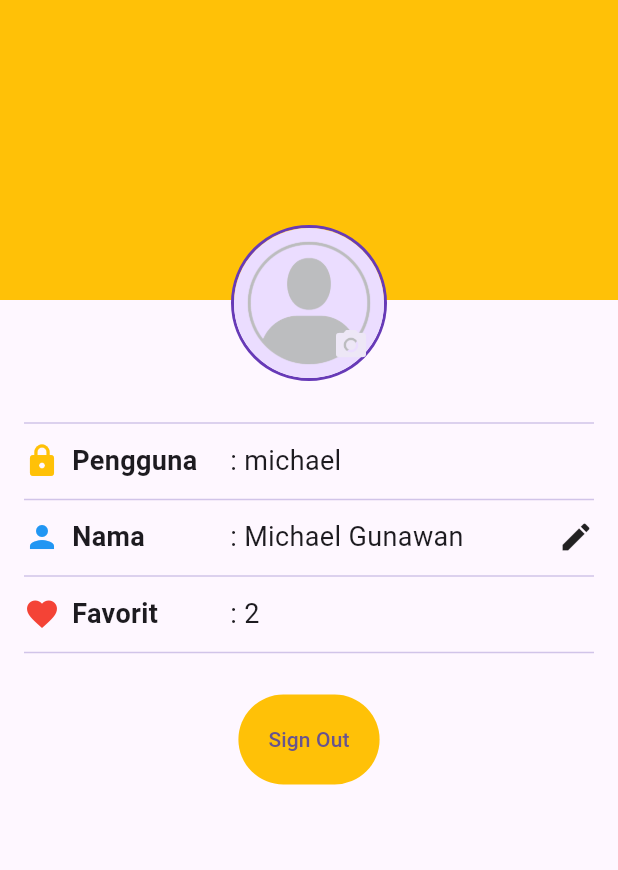
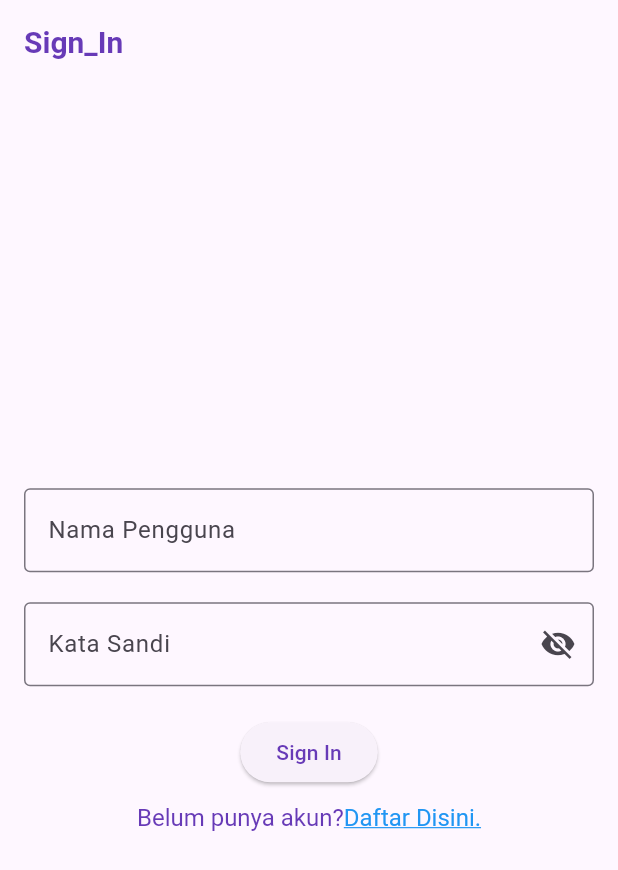
Before and after one commit to Mobile-Programming-MDP/materi-latihan-flutter-michaelg62, a Flutter app: the screen it shows after launch, on a phone screen of 412 x 824 dp. Shown: the top 870 px of the screen. Run offline on Flutter 3.47's test engine with Material 2 defaults, Android fonts, the light colour scheme and no system bars.

Commit message:
Sign In Screen

```diff
--- a/wisata_candi/lib/main.dart
+++ b/wisata_candi/lib/main.dart
@@ -2,6 +2,7 @@ import 'package:flutter/material.dart';
 import 'package:wisata_candi/data/candi_data.dart';
 import 'package:wisata_candi/screens/detail_screen.dart';
 import 'package:wisata_candi/screens/profile_screen.dart';
+import 'package:wisata_candi/screens/sign_in.dart';
 
 void main() {
   runApp(const MyApp());
@@ -14,11 +15,24 @@ class MyApp extends StatelessWidget {
   Widget build(BuildContext context) {
     return MaterialApp(
       title: 'WisataCandi',
+      debugShowCheckedModeBanner: false,
       theme: ThemeData(
-        colorScheme: ColorScheme.fromSeed(seedColor: Colors.deepPurple),
+        appBarTheme: const AppBarTheme(
+          iconTheme: IconThemeData(color: Colors.deepPurple),
+          titleTextStyle: TextStyle(
+            color: Colors.deepPurple,
+            fontSize: 20,
+            fontWeight: FontWeight.bold,
+          ),
+        ),
+        colorScheme:
+        ColorScheme.fromSeed(seedColor: Colors.deepPurple).copyWith(
+          primary: Colors.deepPurple,
+          surface: Colors.deepPurple[58],
+        ),
         useMaterial3: true,
       ),
-      home: ProfileScreen(),
+      home: SignInScreen(),
       // home: DetailScreen(candi:candiList[0]),
     );
   }
--- /dev/null
+++ b/wisata_candi/lib/screens/sign_in.dart
@@ -0,0 +1,94 @@
+import 'package:flutter/gestures.dart';
+import 'package:flutter/material.dart';
+
+class SignInScreen extends StatefulWidget {
+  SignInScreen({super.key});
+
+  @override
+  State<SignInScreen> createState() => _SignInScreenState();
+}
+
+class _SignInScreenState extends State<SignInScreen> {
+
+  //TODO 1 : Deklarasikan variabel
+  final TextEditingController _usernameController = TextEditingController();
+  final TextEditingController _passwordController = TextEditingController();
+
+  String _errorText = '';
+  bool _isSignedIn = false;
+  bool _obscurePassword = true;
+
+  @override
+  Widget build(BuildContext context) {
+    return Scaffold(
+      //TODO 2 Pasang Appbar
+      appBar: AppBar(
+        title: Text('Sign_In'),
+      ),
+      //TODO 3 Pasang Body
+      body: Center(
+        child: SingleChildScrollView(
+            child: Padding(
+          padding: const EdgeInsets.all(16),
+          child: Form(
+              child: Column(
+            //TODO 4. Atur mainAxisAlignment dan crossAxisAlignment
+            children: [
+              //TODO 5. Pasang TextFormField Nama Pengguna
+              TextFormField(
+                controller: _usernameController,
+                decoration: InputDecoration(
+                  labelText: "Nama Pengguna",
+                  border: OutlineInputBorder(),
+                ),
+              ),
+              //TODO 6. Pasang TextFormField Kata Sandi
+              SizedBox(height: 20),
+              TextFormField(
+                controller: _passwordController,
+                decoration: InputDecoration(
+                    labelText: "Kata Sandi",
+                    errorText: _errorText.isNotEmpty ? _errorText : null,
+                    border: OutlineInputBorder(),
+                    suffixIcon: IconButton(
+                      onPressed: () {
+                        setState(() {
+                          _obscurePassword = !_obscurePassword;
+                        });
+                      },
+                      icon: Icon(
+                        _obscurePassword
+                            ? Icons.visibility_off
+                            : Icons.visibility,
+                      ),
+                    )),
+              ),
+              //TODO 7. Pasang ElevatedButton Sign In
+              SizedBox(height: 20),
+              ElevatedButton(onPressed: () {}, child: Text('Sign In')),
+              //TODO 8. Pasang TextButton Sign Up
+              SizedBox(height: 10),
+              //...
+              RichText(
+                text: TextSpan(
+                  text: 'Belum punya akun?',
+                  style: TextStyle(fontSize: 16, color: Colors.deepPurple),
+                  children: <TextSpan>[
+                    TextSpan(
+                      text: 'Daftar Disini.',
+                      style: TextStyle(
+                          color: Colors.blue,
+                          decoration: TextDecoration.underline,
+                          fontSize: 16),
+                      recognizer: TapGestureRecognizer()..onTap = () {},
+                    ),
+                  ],
+                ),
+              ),
+            ],
+          )),
+        )),
+      ),
+    );
+  }
+}
```
